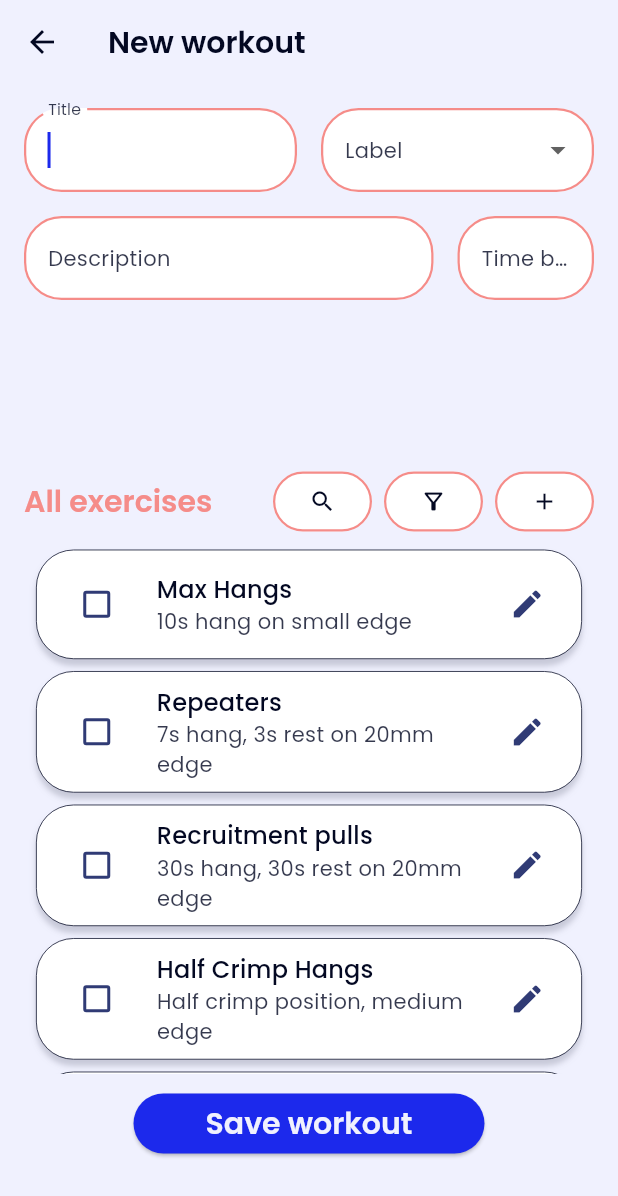
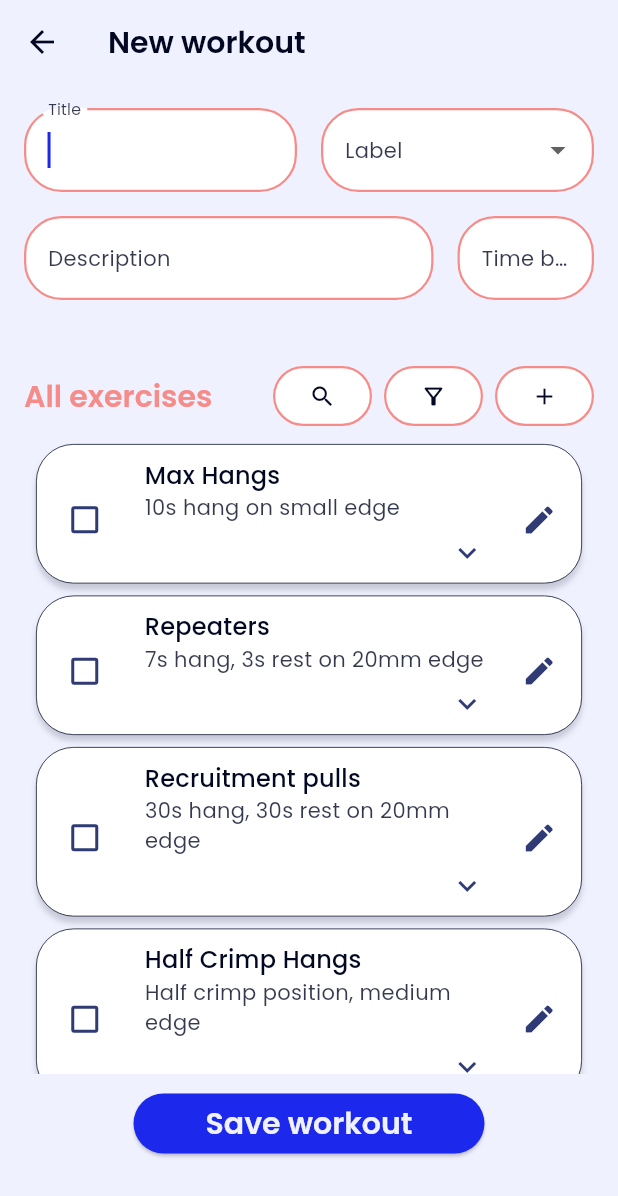
Before and after one commit to mschuhmacher/training_schedule_app, a Flutter app: the AddItemScreen screen opened directly, scrolled down 576 dp, after a tap on the "add" icon, on a phone screen of 412 x 824 dp. Shown: the top 1196 px of the screen. Run offline on Flutter 3.47's test engine with Material 3 defaults, Android fonts, the phone set to English and light mode, and no system bars; our stand-ins replace table_calendar.

Commit message:
Made the listtile  expandable/collapsable

```diff
--- a/lib/presentation/screens/add_item_screen.dart
+++ b/lib/presentation/screens/add_item_screen.dart
@@ -1,10 +1,8 @@
 import 'package:flutter/material.dart';
 import 'package:provider/provider.dart';
 import 'package:flutter/services.dart';
-import 'package:training_schedule_app/_obsolete/obsolete_exercise.dart';
 import 'package:training_schedule_app/models/exercise.dart';
 import 'package:training_schedule_app/models/session.dart';
-import 'package:training_schedule_app/_obsolete/obsolete_workout.dart';
 import 'package:training_schedule_app/models/workout.dart';
 import 'package:training_schedule_app/presentation/widgets/add_exercise_modal_sheet.dart';
 import 'package:training_schedule_app/presentation/widgets/label_dropdownbutton.dart';
@@ -38,6 +36,8 @@ class _AddItemScreenState extends State<AddItemScreen> {
 
   String _query = '';
   late final String listItemName;
+
+  bool _isListTileExpanded = false;
 
   @override
   void initState() {
@@ -140,7 +140,6 @@ class _AddItemScreenState extends State<AddItemScreen> {
                     ),
                     SizedBox(height: 8),
                     SizedBox(
-                      //TODO: extract widget?
                       height: 50,
                       child: Center(
                         child: ElevatedButton(
@@ -213,10 +212,8 @@ class _AddItemScreenState extends State<AddItemScreen> {
     );
   }
 
-  Expanded _buildFormFields() {
-    return Expanded(
-      flex: 2,
-      child: Column(
+  Column _buildFormFields() {
+    return Column(
       children: [
         SizedBox(height: 16),
         Row(
@@ -293,8 +290,8 @@ class _AddItemScreenState extends State<AddItemScreen> {
             ],
           ],
         ),
+        SizedBox(height: 24),
       ],
-      ),
     );
   }
 
@@ -461,6 +458,8 @@ class _AddItemScreenState extends State<AddItemScreen> {
               boxShadow: context.shadowSmall,
             ),
             child: ListTile(
+              contentPadding: EdgeInsets.fromLTRB(8, 8, 16, 0),
+              minVerticalPadding: 0,
               leading: Checkbox(
                 value: _selectedItemIds.contains(filteredPresetItems[index].id),
                 onChanged: (bool? value) {
@@ -477,13 +476,47 @@ class _AddItemScreenState extends State<AddItemScreen> {
                 filteredPresetItems[index].title,
                 style: context.titleMedium,
               ),
-              subtitle:
+              subtitle: Column(
+                crossAxisAlignment: CrossAxisAlignment.start,
+                children: [
                   filteredPresetItems[index].description != null
                       ? Text(
                         filteredPresetItems[index].description!,
                         style: context.bodyMedium,
                       )
                       : SizedBox.shrink(),
+                  if (_isListTileExpanded &&
+                      filteredPresetItems[index] is Workout) ...<Widget>[
+                    SizedBox(height: 2),
+                    Text('Exercises:'),
+                    for (final exercise in filteredPresetItems[index].list)
+                      Text(exercise.title),
+                  ] else if (_isListTileExpanded &&
+                      filteredPresetItems[index] is Exercise) ...<Widget>[
+                    SizedBox(height: 2),
+                    Text(
+                      'Load:',
+                    ), //TODO: edit to display more useful information
+                    Text(filteredPresetItems[index].load),
+                  ],
+                  Align(
+                    alignment: Alignment.centerRight,
+                    child: IconButton(
+                      visualDensity: VisualDensity.compact,
+                      icon: Icon(
+                        _isListTileExpanded
+                            ? Icons.expand_less
+                            : Icons.expand_more,
+                      ),
+                      onPressed: () {
+                        setState(() {
+                          _isListTileExpanded = !_isListTileExpanded;
+                        });
+                      },
+                    ),
+                  ),
+                ],
+              ),
               trailing: Icon(Icons.edit), //TODO: make editable
             ),
           ),
```
Lines whose indentation alone changed are shown as unchanged.
